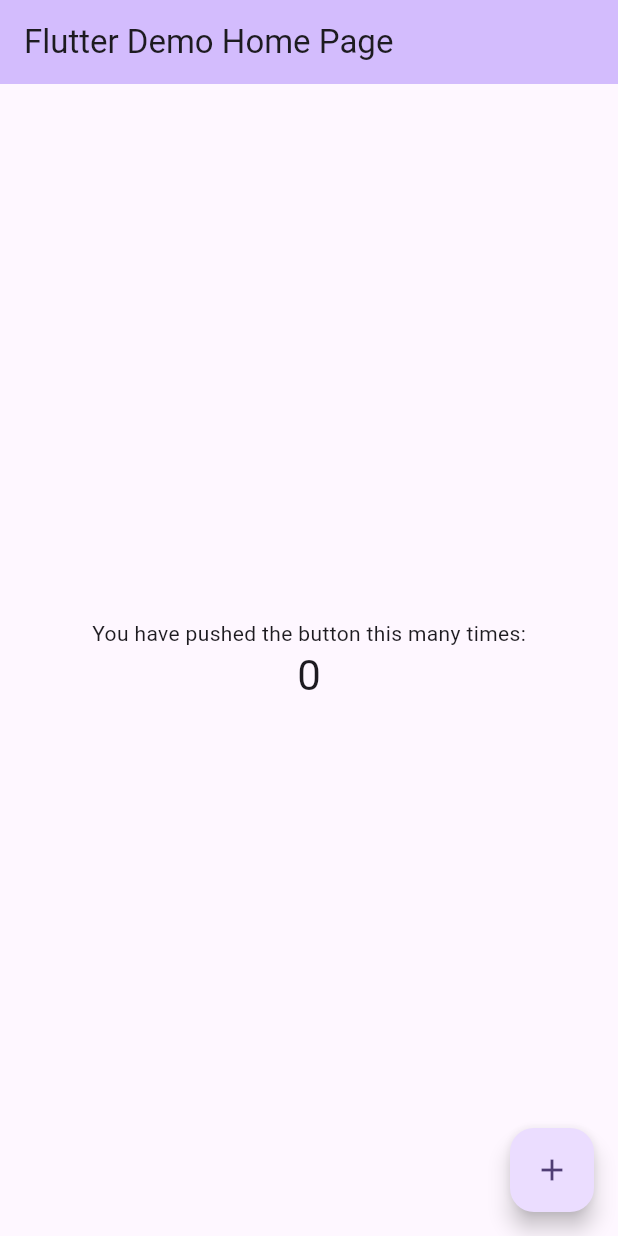
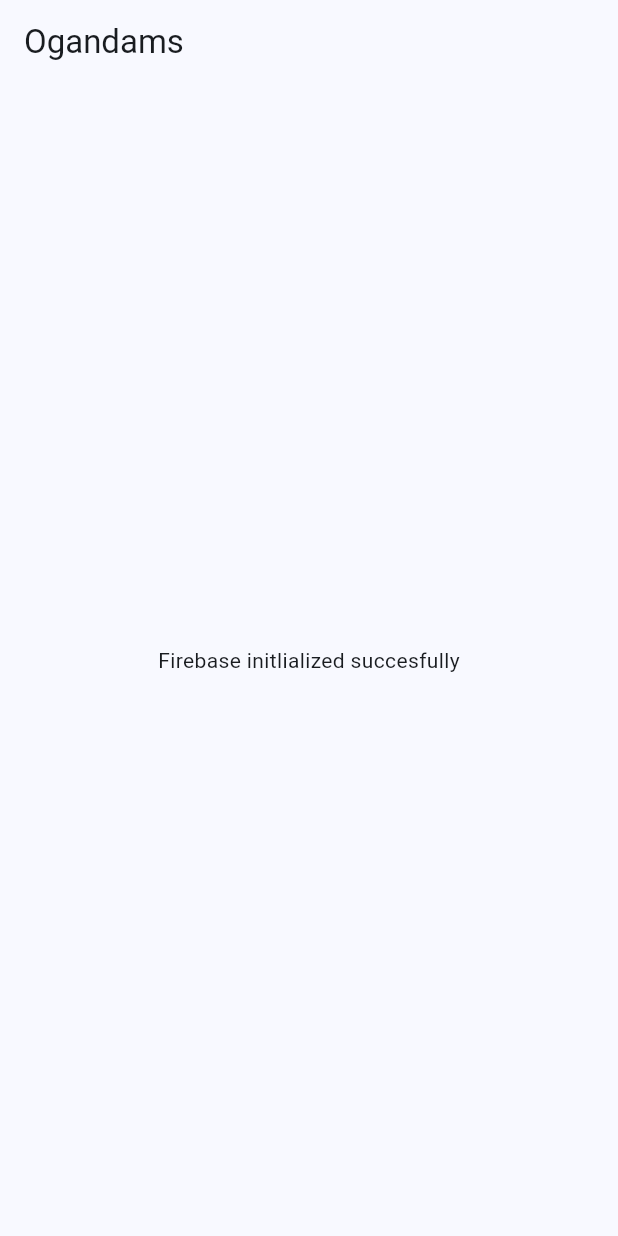
Before and after one commit to ayata30/Ogandams, a Flutter app: the screen it shows after launch, on a phone screen of 412 x 824 dp. Run offline on Flutter 3.47's test engine with Material 3 defaults, Android fonts, the phone set to English and light mode, and no system bars; our stand-ins replace firebase_core; accounts and stored records are empty.

Commit message:
feat: configure Firebase initialization

```diff
--- a/lib/main.dart
+++ b/lib/main.dart
@@ -1,122 +1,54 @@
 import 'package:flutter/material.dart';
+import 'package:firebase_core/firebase_core.dart';
+import 'firebase_options.dart';
 
-void main() {
+Future<void> main() async {
+  // prepares fluuter before the async call happens
+  WidgetsFlutterBinding.ensureInitialized();
+  // establish firebase connection
+  await Firebase.initializeApp(
+    // slects the platform teh app is runnig on
+    options: DefaultFirebaseOptions.currentPlatform,
+  );
+//starts the app after firebase is ready
   runApp(const MyApp());
 }
 
 class MyApp extends StatelessWidget {
   const MyApp({super.key});
 
-  // This widget is the root of your application.
+  // This widget is the root of the application.
   @override
   Widget build(BuildContext context) {
     return MaterialApp(
-      title: 'Flutter Demo',
+      title: 'Ogandams',
       theme: ThemeData(
-        // This is the theme of your application.
-        //
-        // TRY THIS: Try running your application with "flutter run". You'll see
-        // the application has a purple toolbar. Then, without quitting the app,
-        // try changing the seedColor in the colorScheme below to Colors.green
-        // and then invoke "hot reload" (save your changes or press the "hot
-        // reload" button in a Flutter-supported IDE, or press "r" if you used
-        // the command line to start the app).
-        //
-        // Notice that the counter didn't reset back to zero; the application
-        // state is not lost during the reload. To reset the state, use hot
-        // restart instead.
-        //
-        // This works for code too, not just values: Most code changes can be
-        // tested with just a hot reload.
-        colorScheme: .fromSeed(seedColor: Colors.deepPurple),
+        colorScheme: ColorScheme.fromSeed(seedColor: Colors.blue,
       ),
-      home: const MyHomePage(title: 'Flutter Demo Home Page'),
+      useMaterial3: true,
+      ),
+
+      home: const MyHomePage(title: 'Ogandams'),
+
     );
   }
 }
 
-class MyHomePage extends StatefulWidget {
+class MyHomePage extends StatelessWidget {
   const MyHomePage({super.key, required this.title});
-
-  // This widget is the home page of your application. It is stateful, meaning
-  // that it has a State object (defined below) that contains fields that affect
-  // how it looks.
-
-  // This class is the configuration for the state. It holds the values (in this
-  // case the title) provided by the parent (in this case the App widget) and
-  // used by the build method of the State. Fields in a Widget subclass are
-  // always marked "final".
-
   final String title;
 
   @override
-  State<MyHomePage> createState() => _MyHomePageState();
-}
-
-class _MyHomePageState extends State<MyHomePage> {
-  int _counter = 0;
-
-  void _incrementCounter() {
-    setState(() {
-      // This call to setState tells the Flutter framework that something has
-      // changed in this State, which causes it to rerun the build method below
-      // so that the display can reflect the updated values. If we changed
-      // _counter without calling setState(), then the build method would not be
-      // called again, and so nothing would appear to happen.
-      _counter++;
-    });
-  }
-
-  @override
   Widget build(BuildContext context) {
-    // This method is rerun every time setState is called, for instance as done
-    // by the _incrementCounter method above.
-    //
-    // The Flutter framework has been optimized to make rerunning build methods
-    // fast, so that you can just rebuild anything that needs updating rather
-    // than having to individually change instances of widgets.
     return Scaffold(
       appBar: AppBar(
-        // TRY THIS: Try changing the color here to a specific color (to
-        // Colors.amber, perhaps?) and trigger a hot reload to see the AppBar
-        // change color while the other colors stay the same.
-        backgroundColor: Theme.of(context).colorScheme.inversePrimary,
-        // Here we take the value from the MyHomePage object that was created by
-        // the App.build method, and use it to set our appbar title.
-        title: Text(widget.title),
+        title: Text(title),
       ),
-      body: Center(
-        // Center is a layout widget. It takes a single child and positions it
-        // in the middle of the parent.
-        child: Column(
-          // Column is also a layout widget. It takes a list of children and
-          // arranges them vertically. By default, it sizes itself to fit its
-          // children horizontally, and tries to be as tall as its parent.
-          //
-          // Column has various properties to control how it sizes itself and
-          // how it positions its children. Here we use mainAxisAlignment to
-          // center the children vertically; the main axis here is the vertical
-          // axis because Columns are vertical (the cross axis would be
-          // horizontal).
-          //
-          // TRY THIS: Invoke "debug painting" (choose the "Toggle Debug Paint"
-          // action in the IDE, or press "p" in the console), to see the
-          // wireframe for each widget.
-          mainAxisAlignment: .center,
-          children: [
-            const Text('You have pushed the button this many times:'),
-            Text(
-              '$_counter',
-              style: Theme.of(context).textTheme.headlineMedium,
-            ),
-          ],
+      body: const Center(
+        child:
+          Text('Firebase initlialized succesfully'),
+
         ),
-      ),
-      floatingActionButton: FloatingActionButton(
-        onPressed: _incrementCounter,
-        tooltip: 'Increment',
-        child: const Icon(Icons.add),
-      ),
     );
   }
 }
--- a/pubspec.yaml
+++ b/pubspec.yaml
@@ -9,6 +9,10 @@ environment:
 # Add regular dependencies here.
 dependencies:
   path: ^1.9.0
+  flutter:
+    sdk: flutter
+  firebase_core: ^5.1.0
+  firebase_auth: ^7.0.1
 
 dev_dependencies:
   lints: ^6.0.0
```
Also changed, not shown: lib/firebase_options.dart (added), pubspec.lock.
